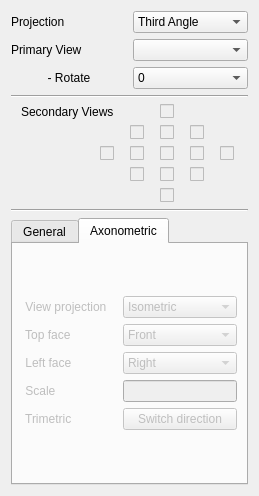
Old version of the form src/Mod/Drawing/Gui/TaskOrthoViews.ui in the repository berndhahnebach/All_FreeCAD.
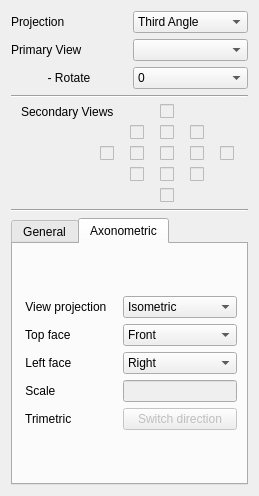
New version of the form.

Commit message: Correctly enables/disables axonometric tab when axonometric view added/removed.

```diff
--- a/src/Mod/Drawing/Gui/TaskOrthoViews.ui
+++ b/src/Mod/Drawing/Gui/TaskOrthoViews.ui
@@ -501,7 +501,7 @@
      </widget>
      <widget class="QWidget" name="axoTab">
       <property name="enabled">
-       <bool>false</bool>
+       <bool>true</bool>
       </property>
       <attribute name="title">
        <string>Axonometric</string>
@@ -512,7 +512,7 @@
          <item row="0" column="1">
           <widget class="QComboBox" name="axoProj">
            <property name="enabled">
-            <bool>false</bool>
+            <bool>true</bool>
            </property>
            <item>
             <property name="text">
@@ -572,7 +572,7 @@
          <item row="1" column="1">
           <widget class="QComboBox" name="axoTop">
            <property name="enabled">
-            <bool>false</bool>
+            <bool>true</bool>
            </property>
            <item>
             <property name="text">
@@ -609,7 +609,7 @@
          <item row="2" column="1">
           <widget class="QComboBox" name="axoLeft">
            <property name="enabled">
-            <bool>false</bool>
+            <bool>true</bool>
            </property>
            <item>
             <property name="text">
```
The commit also changes 1 other file.
